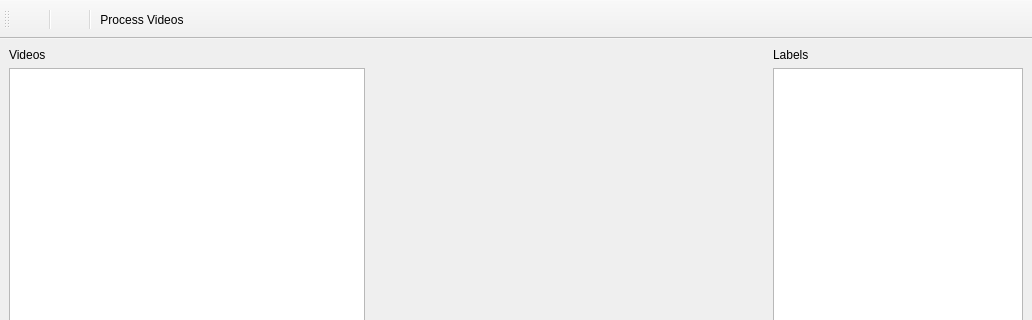
Above: App.ui from byq-luo/bosch before the change; both pictures show x 0 to 1032 and y 0 to 320 of the 1032 by 576 pixel window. Below: the same form after it.
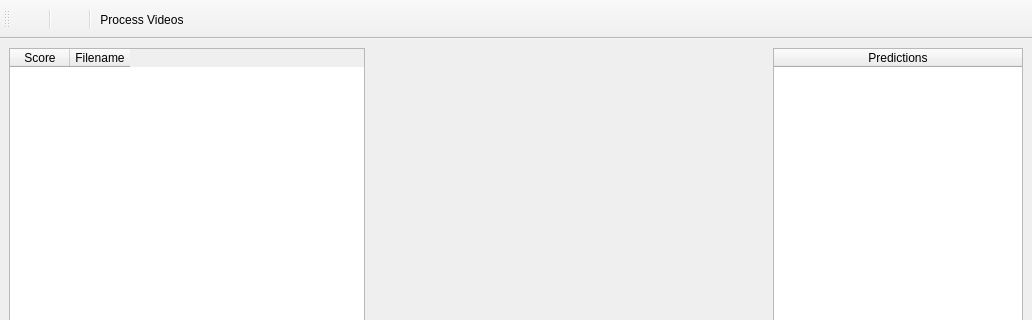
That is the form after the change. Icons and pictures are not drawn. Custom widgets are drawn as their Qt base class.

Commit message: Add column to video list widget. Add status bar.

Diff of the .ui file:
```diff
--- a/App.ui
+++ b/App.ui
@@ -18,20 +18,56 @@
     <item>
      <layout class="QVBoxLayout" name="verticalLayout_2">
       <item>
-       <widget class="QLabel" name="label_2">
-        <property name="text">
-         <string>Videos</string>
-        </property>
-       </widget>
-      </item>
-      <item>
-       <widget class="QListWidget" name="fileListWidget">
+       <widget class="QTableWidget" name="fileTableWidget">
         <property name="maximumSize">
          <size>
           <width>375</width>
           <height>16777215</height>
          </size>
         </property>
+        <property name="sizeAdjustPolicy">
+         <enum>QAbstractScrollArea::AdjustToContents</enum>
+        </property>
+        <property name="editTriggers">
+         <set>QAbstractItemView::NoEditTriggers</set>
+        </property>
+        <property name="selectionBehavior">
+         <enum>QAbstractItemView::SelectRows</enum>
+        </property>
+        <property name="horizontalScrollMode">
+         <enum>QAbstractItemView::ScrollPerPixel</enum>
+        </property>
+        <property name="showGrid">
+         <bool>false</bool>
+        </property>
+        <property name="sortingEnabled">
+         <bool>true</bool>
+        </property>
+        <property name="cornerButtonEnabled">
+         <bool>false</bool>
+        </property>
+        <attribute name="horizontalHeaderDefaultSectionSize">
+         <number>60</number>
+        </attribute>
+        <attribute name="horizontalHeaderHighlightSections">
+         <bool>false</bool>
+        </attribute>
+        <attribute name="horizontalHeaderStretchLastSection">
+         <bool>false</bool>
+        </attribute>
+        <attribute name="verticalHeaderVisible">
+         <bool>false</bool>
+        </attribute>
+        <column>
+         <property name="text">
+          <string>Score</string>
+         </property>
+        </column>
+        <column>
+         <property name="text">
+          <string>Filename</string>
+         </property>
+        </column>
        </widget>
       </item>
      </layout>
@@ -226,20 +262,30 @@
     <item>
      <layout class="QVBoxLayout" name="verticalLayout">
       <item>
-       <widget class="QLabel" name="label">
-        <property name="text">
-         <string>Labels</string>
-        </property>
-       </widget>
-      </item>
-      <item>
-       <widget class="QListWidget" name="labelListWidget">
+       <widget class="QTableWidget" name="labelTableWidget">
         <property name="maximumSize">
          <size>
           <width>250</width>
           <height>16777215</height>
          </size>
         </property>
+        <property name="showGrid">
+         <bool>false</bool>
+        </property>
+        <attribute name="horizontalHeaderHighlightSections">
+         <bool>false</bool>
+        </attribute>
+        <attribute name="horizontalHeaderStretchLastSection">
+         <bool>true</bool>
+        </attribute>
+        <attribute name="verticalHeaderVisible">
+         <bool>false</bool>
+        </attribute>
+        <column>
+         <property name="text">
+          <string>Predictions</string>
+         </property>
+        </column>
        </widget>
       </item>
       <item>
```
Left out of the diff: 2 changed lines with no effect on the pictures. The commit also changes 7 other files.
